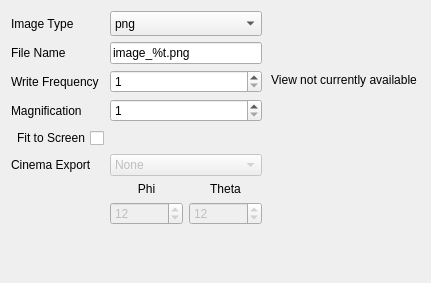
First picture: the form in Qt/Components/Resources/UI/pqImageOutputInfo.ui, repository Kitware/ParaView, before the edit.
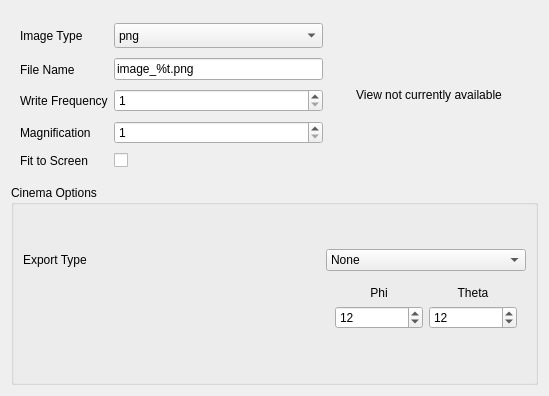
Second picture: the form after the edit.

Commit message: splitWidgets: added widgets where to split SGExportStateWizard to reuse them.

```diff
--- a/Qt/Components/Resources/UI/pqImageOutputInfo.ui
+++ b/Qt/Components/Resources/UI/pqImageOutputInfo.ui
@@ -6,12 +6,12 @@
    <rect>
     <x>0</x>
     <y>0</y>
-    <width>431</width>
-    <height>283</height>
+    <width>549</width>
+    <height>396</height>
    </rect>
   </property>
   <property name="sizePolicy">
-   <sizepolicy hsizetype="Expanding" vsizetype="Expanding">
+   <sizepolicy hsizetype="Expanding" vsizetype="Preferred">
     <horstretch>0</horstretch>
     <verstretch>0</verstretch>
    </sizepolicy>
@@ -25,27 +25,12 @@
   <property name="windowTitle">
    <string>Form</string>
   </property>
+  <layout class="QVBoxLayout" name="verticalLayout_2">
+   <item>
+    <widget class="QWidget" name="widget_3" native="true">
+     <layout class="QHBoxLayout" name="horizontalLayout_2">
+      <item>
   <layout class="QGridLayout" name="gridLayout">
-   <item row="0" column="0">
-    <widget class="QLabel" name="imageTypeLabel">
-     <property name="enabled">
-      <bool>true</bool>
-     </property>
-     <property name="text">
-      <string>Image Type</string>
-     </property>
-    </widget>
-   </item>
-   <item row="1" column="0">
-    <widget class="QLabel" name="imageFileNameLabel">
-     <property name="enabled">
-      <bool>true</bool>
-     </property>
-     <property name="text">
-      <string>File Name</string>
-     </property>
-    </widget>
-   </item>
    <item row="2" column="0">
     <widget class="QLabel" name="imageWriteFrequencyLabel">
      <property name="enabled">
@@ -56,84 +41,17 @@
      </property>
     </widget>
    </item>
-   <item row="0" column="2" rowspan="5">
-    <widget class="QLabel" name="thumbnailLabel">
-     <property name="sizePolicy">
-      <sizepolicy hsizetype="Expanding" vsizetype="Expanding">
-       <horstretch>0</horstretch>
-       <verstretch>0</verstretch>
-      </sizepolicy>
-     </property>
-     <property name="baseSize">
-      <size>
-       <width>147</width>
-       <height>145</height>
-      </size>
-     </property>
-     <property name="text">
-      <string>View not currently available</string>
-     </property>
-     <property name="scaledContents">
-      <bool>false</bool>
-     </property>
-     <property name="alignment">
-      <set>Qt::AlignCenter</set>
-     </property>
-     <property name="wordWrap">
-      <bool>true</bool>
-     </property>
-    </widget>
-   </item>
-   <item row="2" column="1">
-    <widget class="QSpinBox" name="imageWriteFrequency">
-     <property name="enabled">
-      <bool>true</bool>
-     </property>
-     <property name="minimum">
-      <number>1</number>
-     </property>
-     <property name="maximum">
-      <number>1000</number>
-     </property>
-    </widget>
-   </item>
-   <item row="1" column="1">
-    <widget class="QLineEdit" name="imageFileName">
-     <property name="enabled">
-      <bool>true</bool>
-     </property>
-     <property name="toolTip">
-      <string>The file name must contain %t.  This gets replaced with the time step.</string>
-     </property>
-     <property name="accessibleName">
-      <string/>
-     </property>
-     <property name="text">
-      <string>image_%t.png</string>
-     </property>
-    </widget>
-   </item>
-   <item row="4" column="0">
-    <widget class="QCheckBox" name="fitToScreen">
-     <property name="toolTip">
-      <string>Check to reset the view to fit the objects to the view every outputted time step.</string>
-     </property>
-     <property name="whatsThis">
-      <string>Check to reset the view to fit the objects to the view every outputted time step.</string>
-     </property>
-     <property name="layoutDirection">
-      <enum>Qt::RightToLeft</enum>
-     </property>
-     <property name="text">
-      <string>Fit to Screen</string>
-     </property>
-    </widget>
-   </item>
    <item row="0" column="1">
     <widget class="QComboBox" name="imageType">
      <property name="enabled">
       <bool>true</bool>
      </property>
+          <property name="sizePolicy">
+           <sizepolicy hsizetype="Expanding" vsizetype="Fixed">
+            <horstretch>0</horstretch>
+            <verstretch>0</verstretch>
+           </sizepolicy>
+          </property>
      <property name="minimumSize">
       <size>
        <width>0</width>
@@ -177,31 +95,6 @@
      </item>
     </widget>
    </item>
-   <item row="5" column="1">
-    <widget class="QComboBox" name="cinemaExport">
-     <property name="enabled">
-      <bool>false</bool>
-     </property>
-     <property name="toolTip">
-      <string>Mode for the cinema store of this view: None=no cinema export, Static=Stationary Camera, Spherical=Phi*Theta camera positions around center of rotation.</string>
-     </property>
-     <item>
-      <property name="text">
-       <string>None</string>
-      </property>
-     </item>
-     <item>
-      <property name="text">
-       <string>Static</string>
-      </property>
-     </item>
-     <item>
-      <property name="text">
-       <string>Spherical</string>
-      </property>
-     </item>
-    </widget>
-   </item>
    <item row="3" column="0">
     <widget class="QLabel" name="imageMagnificationLabel">
      <property name="enabled">
@@ -212,11 +105,52 @@
      </property>
     </widget>
    </item>
+        <item row="2" column="1">
+         <widget class="QSpinBox" name="imageWriteFrequency">
+          <property name="enabled">
+           <bool>true</bool>
+          </property>
+          <property name="sizePolicy">
+           <sizepolicy hsizetype="Expanding" vsizetype="Fixed">
+            <horstretch>0</horstretch>
+            <verstretch>0</verstretch>
+           </sizepolicy>
+          </property>
+          <property name="minimum">
+           <number>1</number>
+          </property>
+          <property name="maximum">
+           <number>1000</number>
+          </property>
+         </widget>
+        </item>
+        <item row="4" column="1">
+         <widget class="QCheckBox" name="fitToScreen">
+          <property name="toolTip">
+           <string>Check to reset the view to fit the objects to the view every outputted time step.</string>
+          </property>
+          <property name="whatsThis">
+           <string>Check to reset the view to fit the objects to the view every outputted time step.</string>
+          </property>
+          <property name="layoutDirection">
+           <enum>Qt::LeftToRight</enum>
+          </property>
+          <property name="text">
+           <string/>
+          </property>
+         </widget>
+        </item>
    <item row="3" column="1">
     <widget class="QSpinBox" name="imageMagnification">
      <property name="enabled">
       <bool>true</bool>
      </property>
+          <property name="sizePolicy">
+           <sizepolicy hsizetype="Expanding" vsizetype="Fixed">
+            <horstretch>0</horstretch>
+            <verstretch>0</verstretch>
+           </sizepolicy>
+          </property>
      <property name="minimum">
       <number>1</number>
      </property>
@@ -225,18 +159,133 @@
      </property>
     </widget>
    </item>
-   <item row="5" column="0">
-    <widget class="QLabel" name="cinemaLabel">
+        <item row="0" column="0">
+         <widget class="QLabel" name="imageTypeLabel">
      <property name="enabled">
       <bool>true</bool>
      </property>
      <property name="text">
-      <string>Cinema Export</string>
+           <string>Image Type</string>
      </property>
     </widget>
    </item>
-   <item row="6" column="1">
-    <layout class="QGridLayout" name="cinemaCamLayout">
+        <item row="1" column="0">
+         <widget class="QLabel" name="imageFileNameLabel">
+          <property name="enabled">
+           <bool>true</bool>
+          </property>
+          <property name="text">
+           <string>File Name</string>
+          </property>
+         </widget>
+        </item>
+        <item row="4" column="0">
+         <widget class="QLabel" name="label">
+          <property name="text">
+           <string>Fit to Screen</string>
+          </property>
+         </widget>
+        </item>
+        <item row="1" column="1">
+         <widget class="QLineEdit" name="imageFileName">
+          <property name="enabled">
+           <bool>true</bool>
+          </property>
+          <property name="toolTip">
+           <string>The file name must contain %t.  This gets replaced with the time step.</string>
+          </property>
+          <property name="accessibleName">
+           <string/>
+          </property>
+          <property name="text">
+           <string>image_%t.png</string>
+          </property>
+         </widget>
+        </item>
+        <item row="0" column="2" rowspan="5">
+         <widget class="QLabel" name="thumbnailLabel">
+          <property name="sizePolicy">
+           <sizepolicy hsizetype="Preferred" vsizetype="Preferred">
+            <horstretch>0</horstretch>
+            <verstretch>0</verstretch>
+           </sizepolicy>
+          </property>
+          <property name="minimumSize">
+           <size>
+            <width>200</width>
+            <height>150</height>
+           </size>
+          </property>
+          <property name="baseSize">
+           <size>
+            <width>147</width>
+            <height>145</height>
+           </size>
+          </property>
+          <property name="text">
+           <string>View not currently available</string>
+          </property>
+          <property name="scaledContents">
+           <bool>false</bool>
+          </property>
+          <property name="alignment">
+           <set>Qt::AlignCenter</set>
+          </property>
+          <property name="wordWrap">
+           <bool>true</bool>
+          </property>
+         </widget>
+        </item>
+       </layout>
+      </item>
+     </layout>
+    </widget>
+   </item>
+   <item>
+    <widget class="QGroupBox" name="gbCinemaOptions">
+     <property name="sizePolicy">
+      <sizepolicy hsizetype="Preferred" vsizetype="Expanding">
+       <horstretch>0</horstretch>
+       <verstretch>0</verstretch>
+      </sizepolicy>
+     </property>
+     <property name="title">
+      <string>Cinema Options</string>
+     </property>
+     <layout class="QVBoxLayout" name="verticalLayout">
+      <item>
+       <layout class="QGridLayout" name="gridLayout_4">
+        <item row="1" column="2">
+         <widget class="QWidget" name="wCameraOptions" native="true">
+          <property name="enabled">
+           <bool>true</bool>
+          </property>
+          <property name="sizePolicy">
+           <sizepolicy hsizetype="Preferred" vsizetype="Fixed">
+            <horstretch>0</horstretch>
+            <verstretch>0</verstretch>
+           </sizepolicy>
+          </property>
+          <layout class="QGridLayout" name="gridLayout_2">
+           <item row="0" column="1">
+            <widget class="QLabel" name="thetaLabel">
+             <property name="enabled">
+              <bool>true</bool>
+             </property>
+             <property name="maximumSize">
+              <size>
+               <width>16777215</width>
+               <height>20</height>
+              </size>
+             </property>
+             <property name="text">
+              <string>Theta</string>
+             </property>
+             <property name="alignment">
+              <set>Qt::AlignCenter</set>
+             </property>
+            </widget>
+           </item>
      <item row="0" column="0">
       <widget class="QLabel" name="phiLabel">
        <property name="enabled">
@@ -259,7 +308,7 @@
      <item row="1" column="0">
       <widget class="QSpinBox" name="phiResolution">
        <property name="enabled">
-        <bool>false</bool>
+              <bool>true</bool>
        </property>
        <property name="toolTip">
         <string>The number of camera positions in phi direction.</string>
@@ -275,29 +324,10 @@
        </property>
       </widget>
      </item>
-     <item row="0" column="1">
-      <widget class="QLabel" name="thetaLabel">
-       <property name="enabled">
-        <bool>true</bool>
-       </property>
-       <property name="maximumSize">
-        <size>
-         <width>16777215</width>
-         <height>20</height>
-        </size>
-       </property>
-       <property name="text">
-        <string>Theta</string>
-       </property>
-       <property name="alignment">
-        <set>Qt::AlignCenter</set>
-       </property>
-      </widget>
-     </item>
      <item row="1" column="1">
       <widget class="QSpinBox" name="thetaResolution">
        <property name="enabled">
-        <bool>false</bool>
+              <bool>true</bool>
        </property>
        <property name="toolTip">
         <string>The number of camera positions in the theta direction.</string>
@@ -314,19 +344,53 @@
       </widget>
      </item>
     </layout>
-   </item>
-   <item row="7" column="1">
-    <spacer name="verticalSpacer">
-     <property name="orientation">
-      <enum>Qt::Vertical</enum>
-     </property>
-     <property name="sizeHint" stdset="0">
+         </widget>
+        </item>
+        <item row="0" column="0">
+         <widget class="QLabel" name="cinemaLabel">
+          <property name="enabled">
+           <bool>true</bool>
+          </property>
+          <property name="text">
+           <string>Export Type</string>
+          </property>
+         </widget>
+        </item>
+        <item row="0" column="2">
+         <widget class="QComboBox" name="cinemaExport">
+          <property name="enabled">
+           <bool>true</bool>
+          </property>
+          <property name="maximumSize">
       <size>
-       <width>20</width>
-       <height>40</height>
-      </size>
-     </property>
-    </spacer>
+            <width>200</width>
+            <height>16777215</height>
+           </size>
+          </property>
+          <property name="toolTip">
+           <string>Mode for the cinema store of this view: None=no cinema export, Static=Stationary Camera, Spherical=Phi*Theta camera positions around center of rotation.</string>
+          </property>
+          <item>
+           <property name="text">
+            <string>None</string>
+           </property>
+          </item>
+          <item>
+           <property name="text">
+            <string>Static</string>
+           </property>
+          </item>
+          <item>
+           <property name="text">
+            <string>Spherical</string>
+           </property>
+          </item>
+         </widget>
+        </item>
+       </layout>
+      </item>
+     </layout>
+    </widget>
    </item>
   </layout>
  </widget>
```
Lines whose indentation alone changed are shown as unchanged. The commit also changes 28 other files.
